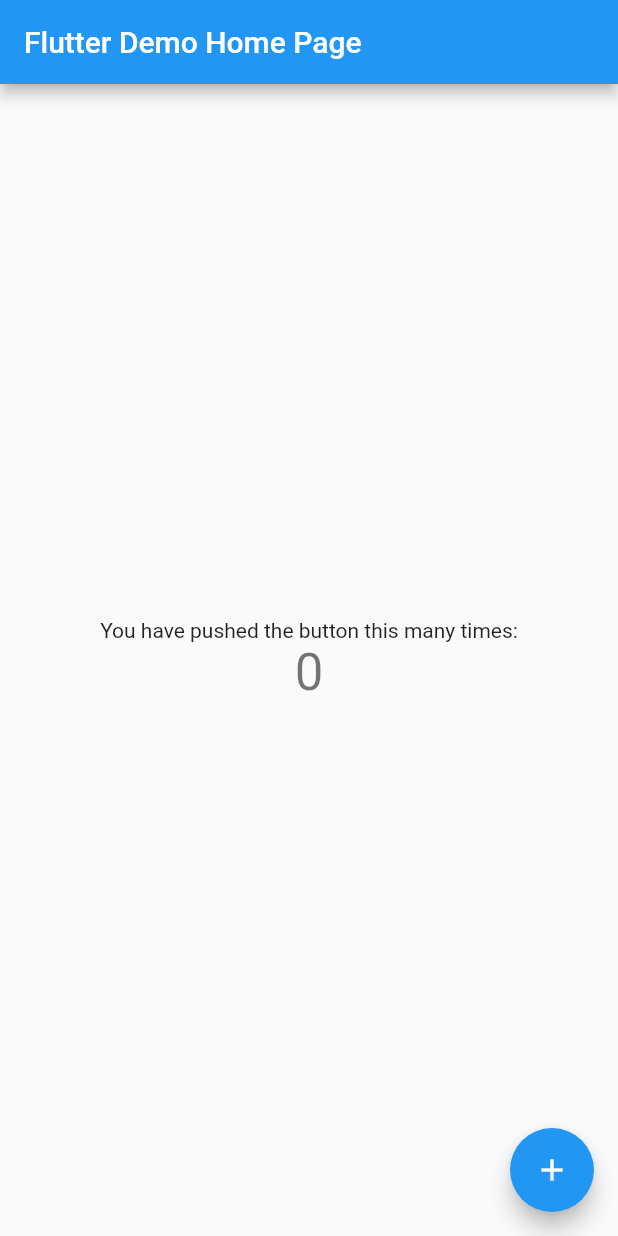
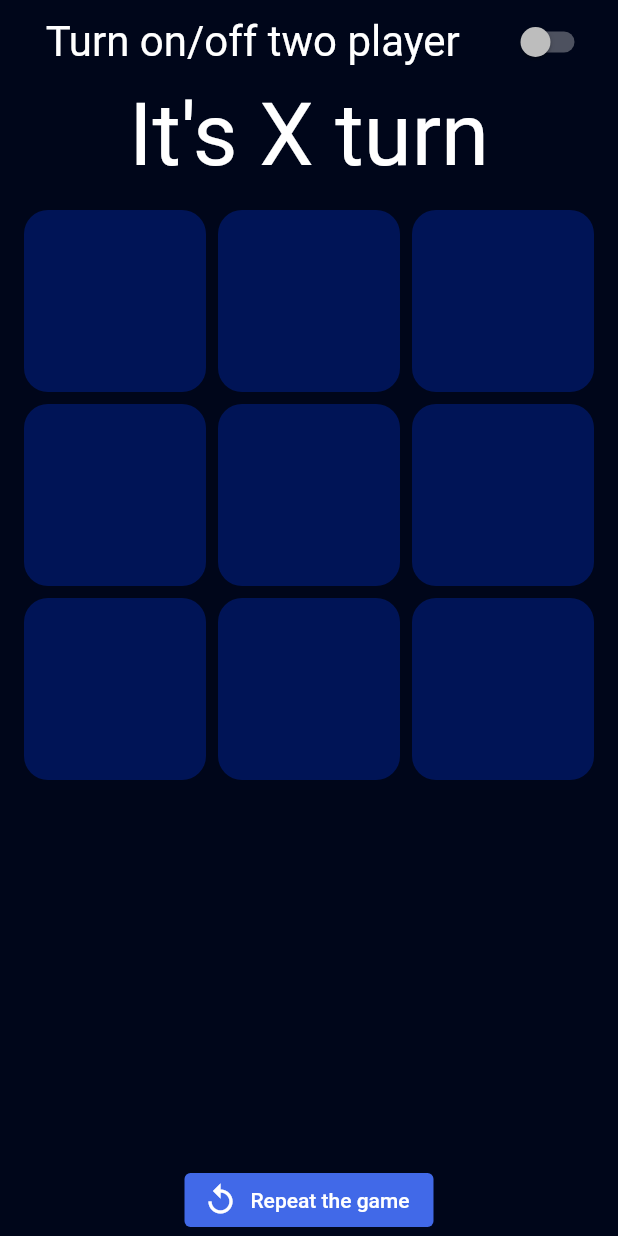
Before and after one commit to emad566/tic_tac_game, a Flutter app: the screen it shows after launch, on a phone screen of 412 x 824 dp. Run offline on Flutter 3.47's test engine with Material 2 defaults, Android fonts, the phone set to English and light mode, and no system bars.

```diff
--- /dev/null
+++ b/lib/game_logic.dart
@@ -0,0 +1,85 @@
+
+import 'dart:math';
+
+
+class Player{
+  static const x = 'X';
+  static const o = 'O';
+  static const empty = '';
+
+  static List<int> playerX = [];
+  static List<int> playerO = [];
+}
+
+extension  ContainAll on List {
+  bool containAll(List<int> list){
+    bool flag = true;
+    for (var e in list) {if(!contains(e)) flag = false;}
+    return flag;
+  }
+}
+
+class Game{
+  void playGame(int index, String activePlayer) {
+    if(activePlayer == 'X')
+      Player.playerX.add(index);
+    else
+      Player.playerO.add(index);
+  }
+
+
+
+
+  String checkWinner(){
+    String winner = '';
+    if(
+      Player.playerX.containAll([0,1,2])
+     || Player.playerX.containAll([3,4,5])
+     || Player.playerX.containAll([6,7,8])
+     || Player.playerX.containAll([0,3,6])
+     || Player.playerX.containAll([1,4,7])
+     || Player.playerX.containAll([2,5,8])
+     || Player.playerX.containAll([0,4,8])
+     || Player.playerX.containAll([2,4,6])
+    )
+      winner = 'X';
+    else if(
+      Player.playerO.containAll([0,1,2])
+      || Player.playerO.containAll([3,4,5])
+      || Player.playerO.containAll([6,7,8])
+      || Player.playerO.containAll([0,3,6])
+      || Player.playerO.containAll([1,4,7])
+      || Player.playerO.containAll([2,5,8])
+      || Player.playerO.containAll([0,4,8])
+      || Player.playerO.containAll([2,4,6])
+    )
+      winner = 'O';
+    return winner;
+  }
+
+  Future<void> autoPlay(String activePlayer) async{
+    int index = 0;
+    List<int> emptyCells = [];
+    for(var i = 0; i < 9; i++){
+      if(!Player.playerX.contains(i) && !Player.playerO.contains(i)){
+        emptyCells.add(i);
+      }
+    }
+
+    Random random = Random();
+    print(emptyCells);
+    if(emptyCells.length >=2){
+      int randomIndex = random.nextInt(emptyCells.length);
+      index = emptyCells[randomIndex];
+    }else{
+      if(emptyCells.isNotEmpty)
+      index = emptyCells[0];
+    }
+
+
+    print('$index $activePlayer', );
+    if(emptyCells.isNotEmpty)
+    playGame(index, activePlayer);
+  }
+
+}
--- a/lib/main.dart
+++ b/lib/main.dart
@@ -1,4 +1,6 @@
 import 'package:flutter/material.dart';
+import 'package:tic_tac_game/moduls/home_screen.dart';
+import 'package:tic_tac_game/shared/themes.dart';
 
 void main() {
   runApp(const MyApp());
@@ -12,104 +14,8 @@ class MyApp extends StatelessWidget {
   Widget build(BuildContext context) {
     return MaterialApp(
       title: 'Flutter Demo',
-      theme: ThemeData(
-        // This is the theme of your application.
-        //
-        // Try running your application with "flutter run". You'll see the
-        // application has a blue toolbar. Then, without quitting the app, try
-        // changing the primarySwatch below to Colors.green and then invoke
-        // "hot reload" (press "r" in the console where you ran "flutter run",
-        // or simply save your changes to "hot reload" in a Flutter IDE).
-        // Notice that the counter didn't reset back to zero; the application
-        // is not restarted.
-        primarySwatch: Colors.blue,
-      ),
-      home: const MyHomePage(title: 'Flutter Demo Home Page'),
+      theme: MyTheme.light,
+      home: const HomeScreen(),
     );
   }
 }
-
-class MyHomePage extends StatefulWidget {
-  const MyHomePage({super.key, required this.title});
-
-  // This widget is the home page of your application. It is stateful, meaning
-  // that it has a State object (defined below) that contains fields that affect
-  // how it looks.
-
-  // This class is the configuration for the state. It holds the values (in this
-  // case the title) provided by the parent (in this case the App widget) and
-  // used by the build method of the State. Fields in a Widget subclass are
-  // always marked "final".
-
-  final String title;
-
-  @override
-  State<MyHomePage> createState() => _MyHomePageState();
-}
-
-class _MyHomePageState extends State<MyHomePage> {
-  int _counter = 0;
-
-  void _incrementCounter() {
-    setState(() {
-      // This call to setState tells the Flutter framework that something has
-      // changed in this State, which causes it to rerun the build method below
-      // so that the display can reflect the updated values. If we changed
-      // _counter without calling setState(), then the build method would not be
-      // called again, and so nothing would appear to happen.
-      _counter++;
-    });
-  }
-
-  @override
-  Widget build(BuildContext context) {
-    // This method is rerun every time setState is called, for instance as done
-    // by the _incrementCounter method above.
-    //
-    // The Flutter framework has been optimized to make rerunning build methods
-    // fast, so that you can just rebuild anything that needs updating rather
-    // than having to individually change instances of widgets.
-    return Scaffold(
-      appBar: AppBar(
-        // Here we take the value from the MyHomePage object that was created by
-        // the App.build method, and use it to set our appbar title.
-        title: Text(widget.title),
-      ),
-      body: Center(
-        // Center is a layout widget. It takes a single child and positions it
-        // in the middle of the parent.
-        child: Column(
-          // Column is also a layout widget. It takes a list of children and
-          // arranges them vertically. By default, it sizes itself to fit its
-          // children horizontally, and tries to be as tall as its parent.
-          //
-          // Invoke "debug painting" (press "p" in the console, choose the
-          // "Toggle Debug Paint" action from the Flutter Inspector in Android
-          // Studio, or the "Toggle Debug Paint" command in Visual Studio Code)
-          // to see the wireframe for each widget.
-          //
-          // Column has various properties to control how it sizes itself and
-          // how it positions its children. Here we use mainAxisAlignment to
-          // center the children vertically; the main axis here is the vertical
-          // axis because Columns are vertical (the cross axis would be
-          // horizontal).
-          mainAxisAlignment: MainAxisAlignment.center,
-          children: <Widget>[
-            const Text(
-              'You have pushed the button this many times:',
-            ),
-            Text(
-              '$_counter',
-              style: Theme.of(context).textTheme.headlineMedium,
-            ),
-          ],
-        ),
-      ),
-      floatingActionButton: FloatingActionButton(
-        onPressed: _incrementCounter,
-        tooltip: 'Increment',
-        child: const Icon(Icons.add),
-      ), // This trailing comma makes auto-formatting nicer for build methods.
-    );
-  }
-}
--- /dev/null
+++ b/lib/moduls/home_screen.dart
@@ -0,0 +1,210 @@
+import 'package:flutter/material.dart';
+import 'package:tic_tac_game/game_logic.dart';
+
+class HomeScreen extends StatefulWidget {
+  const HomeScreen({Key? key}) : super(key: key);
+
+  @override
+  State<HomeScreen> createState() => _HomeScreenState();
+}
+
+class _HomeScreenState extends State<HomeScreen> {
+  String activePlayer = 'X';
+  bool gameOver = false;
+  int turn = 0;
+  String result = '';
+  bool isSwitched = false;
+  Game game = Game();
+
+  @override
+  Widget build(BuildContext context) {
+    ThemeData myTheme = Theme.of(context);
+
+    return Scaffold(
+      backgroundColor: myTheme.primaryColor,
+      body: SafeArea(
+        child:
+        (MediaQuery.of(context).orientation == Orientation.landscape)?
+        Row(
+          children: [
+            Expanded(
+              flex: 1,
+              child: Column(
+                children: [
+                  buildHeader(),
+                  buildFooter(myTheme),
+                ],
+              ),
+            ),
+
+            Expanded(
+              flex: 1,
+              child: GridView.count(
+                padding: const EdgeInsets.all(16),
+                mainAxisSpacing: 8.0,
+                crossAxisSpacing: 8.0,
+                childAspectRatio: 1.0,
+                crossAxisCount: 3,
+                children: List.generate(
+                  9,
+                      (index) => InkWell(
+                    borderRadius: BorderRadius.circular(16),
+                    onTap: (){
+                      _onTap(index);
+                    },
+                    child: Container(
+                      decoration: BoxDecoration(
+                        color: result != '' || Player.playerX.length + Player.playerO.length == 9? myTheme.splashColor : myTheme.shadowColor,
+                        borderRadius: BorderRadius.circular(16),
+                      ),
+                      child: Center(
+                        child: Text(
+                          Player.playerX.contains(index)? 'X'
+                              : Player.playerO.contains(index)? 'O' : '',
+                          style: TextStyle(
+                            color: Player.playerX.contains(index)? Colors.blue : Colors.pink,
+                            fontSize: 52,
+                          ),
+                        ),
+                      ),
+                    ),
+                  ),
+                ),
+              ),
+            ),
+
+
+          ],
+        )
+        :
+        Column(
+          children: [
+            buildHeader(),
+            Expanded(
+              child: GridView.count(
+                padding: const EdgeInsets.all(16),
+                mainAxisSpacing: 8.0,
+                crossAxisSpacing: 8.0,
+                childAspectRatio: 1.0,
+                crossAxisCount: 3,
+                children: List.generate(
+                  9,
+                  (index) => InkWell(
+                    borderRadius: BorderRadius.circular(16),
+                    onTap: (){
+                      _onTap(index);
+                    },
+                    child: Container(
+                      decoration: BoxDecoration(
+                        color: result != '' || Player.playerX.length + Player.playerO.length == 9? myTheme.splashColor : myTheme.shadowColor,
+                        borderRadius: BorderRadius.circular(16),
+                      ),
+                      child: Center(
+                        child: Text(
+                          Player.playerX.contains(index)? 'X'
+                          : Player.playerO.contains(index)? 'O' : '',
+                          style: TextStyle(
+                            color: Player.playerX.contains(index)? Colors.blue : Colors.pink,
+                            fontSize: 52,
+                          ),
+                        ),
+                      ),
+                    ),
+                  ),
+                ),
+              ),
+            ),
+            buildFooter(myTheme),
+          ],
+        ),
+      ),
+    );
+  }
+
+  Column buildHeader() {
+    return Column(
+            children: [
+              SwitchListTile.adaptive(
+                title: const Text(
+                  'Turn on/off two player',
+                  style: TextStyle(fontSize: 28),
+                  textAlign: TextAlign.center,
+                ),
+                value: isSwitched,
+                onChanged: (bool value) {
+                  setState(() {
+                    isSwitched = value;
+                  });
+                },
+              ),
+              Text(
+                'It\'s $activePlayer turn',
+                style: const TextStyle(fontSize: 58),
+                textAlign: TextAlign.center,
+              ),
+            ],
+          );
+  }
+
+  Column buildFooter(ThemeData myTheme) {
+    return Column(
+            children: [
+              Text(
+                result == '' && Player.playerX.length + Player.playerO.length == 9 ? 'Draw' : result,
+                style: const TextStyle(fontSize: 58),
+                textAlign: TextAlign.center,
+              ),
+              if(result != '' || Player.playerX.length + Player.playerO.length == 9)
+                const Text('Game Over!', style: TextStyle(fontSize: 20),),
+
+              ElevatedButton.icon(
+                onPressed: () {
+                  setState(() {
+                    activePlayer = 'X';
+                    gameOver = false;
+                    turn = 0;
+                    result = '';
+                    Player.playerX = [];
+                    Player.playerO = [];
+                  });
+                },
+                icon: const Icon(Icons.replay),
+                label: const Text('Repeat the game'),
+                style: ButtonStyle(
+                  backgroundColor: MaterialStateProperty.all(
+                    myTheme.splashColor,
+                  ),
+                ),
+              ),
+            ],
+          );
+  }
+
+  void _onTap(index) async{
+    if (Player.playerX.length + Player.playerO.length == 9 || result != '') {
+      gameOver = true;
+      return;
+    }
+    if(
+      (Player.playerX.isEmpty || !Player.playerX.contains(index))
+      && (Player.playerO.isEmpty || !Player.playerO.contains(index))
+    ){
+      game.playGame(index, activePlayer);
+      activePlayer = (activePlayer == 'X')? 'O' : 'X';
+      turn++;
+
+      if(!isSwitched && !gameOver){
+        await  game.autoPlay(activePlayer);
+        activePlayer = (activePlayer == 'X')? 'O' : 'X';
+        turn++;
+      }
+
+      result = game.checkWinner();
+      updateState();
+    }
+  }
+
+  void updateState() {
+    setState(() {});
+  }
+}
--- /dev/null
+++ b/lib/shared/themes.dart
@@ -0,0 +1,14 @@
+import 'package:flutter/material.dart';
+
+class MyTheme{
+  static ThemeData light = ThemeData(
+    primarySwatch: Colors.blue,
+    brightness: Brightness.dark,
+    primaryColor: const Color(0xFF00061a),
+    shadowColor: const Color(0xFF001456),
+    splashColor: const Color(0xFF4169e8),
+
+  );
+
+
+}
```
Also changed, not shown: analysis_options.yaml (+5 -27 lines).
